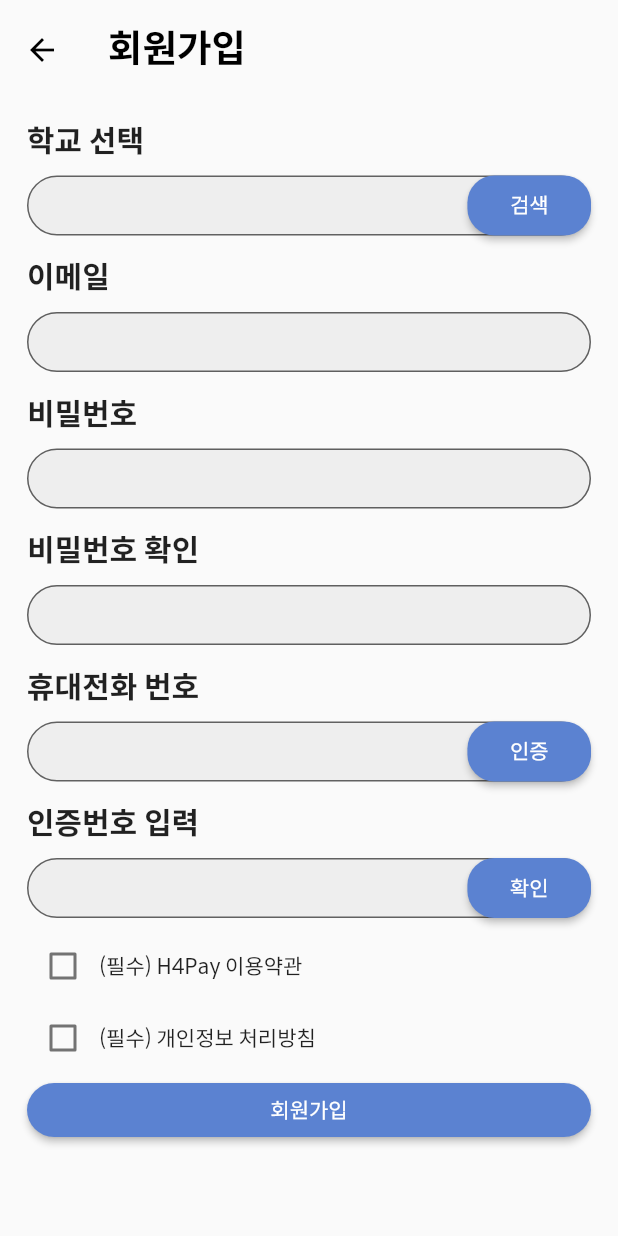
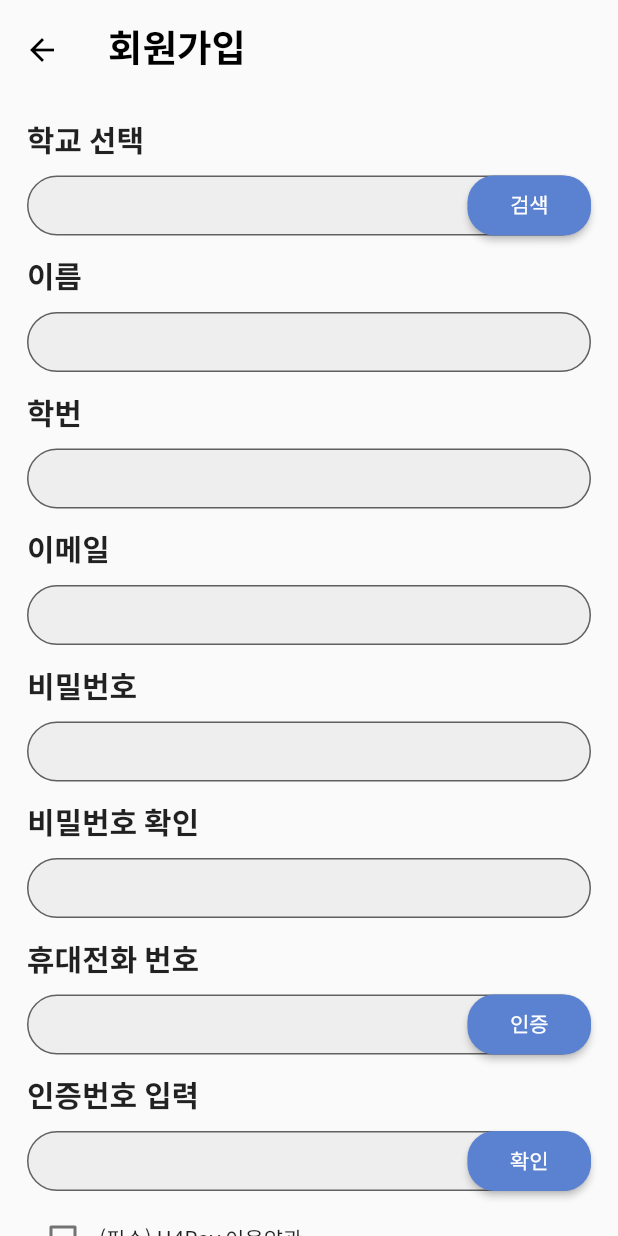
Before and after one commit to COZYLLC/H4Pay_Flutter, a Flutter app: the RegisterPage screen opened directly, on a phone screen of 412 x 824 dp. Run offline on Flutter 3.47's test engine with Material 2 defaults, Android fonts, the phone set to English and light mode, and no system bars; our stand-ins replace barcode_widget, blur, cached_network_image, carousel_slider, connectivity, custom_navigation_bar and 12 more; missing offline and left inert: animated_check, in_app_update, new_version, screen_brightness; accounts and stored records are empty; generated files the repository leaves out were written again.

Commit message:
Add handling for tel duplicated

```diff
--- a/lib/Page/Account/Register.dart
+++ b/lib/Page/Account/Register.dart
@@ -14,7 +14,6 @@ import 'package:h4pay/main.dart';
 import 'package:h4pay/Util/mp.dart';
 import 'package:h4pay/Util/validator.dart';
 import 'package:h4pay/model/School.dart';
-import 'package:shared_preferences/shared_preferences.dart';
 import 'package:dio/dio.dart';
 
 class RegisterPage extends StatefulWidget {
@@ -25,6 +24,8 @@ class RegisterPage extends StatefulWidget {
 class RegisterPageState extends State<RegisterPage> {
   final H4PayService service = getService();
   final _formKey = GlobalKey<FormState>();
+  final name = TextEditingController();
+  final studentId = TextEditingController();
   final pw = TextEditingController();
   final pwCheck = TextEditingController();
   final email = TextEditingController();
@@ -76,6 +77,16 @@ class RegisterPageState extends State<RegisterPage> {
                     onFieldClick: _openSchoolSelectDialog,
                     validator: (value) =>
                         value!.length < 1 ? "학교를 선택해주세요." : null,
+                  ),
+                  H4PayInput(
+                    title: "이름",
+                    controller: name,
+                    validator: nameValidator,
+                  ),
+                  H4PayInput(
+                    title: "학번",
+                    controller: studentId,
+                    maxLength: 6,
                   ),
                   H4PayInput(
                     title: "이메일",
@@ -215,7 +226,14 @@ class RegisterPageState extends State<RegisterPage> {
           isTelChecked = null;
           generatedPin = value;
         });
-      }).catchError((err) {});
+      }).catchError((err) {
+        showSnackbar(
+          context,
+          "해당 전화번호로 이미 가입된 것 같아요.",
+          Colors.red,
+          Duration(seconds: 3),
+        );
+      });
   }
 
   void _checkEmailValidity() {
@@ -286,6 +304,8 @@ class RegisterPageState extends State<RegisterPage> {
       'email': email.text,
       'tel': tel.text.replaceAll("-", ""),
       'role': 'S',
+      "name": name.text,
+      'studentId': studentId.text,
       'schoolId': selectedSchool!.id,
     };
     service.register(requestBody).then((response) async {
```
